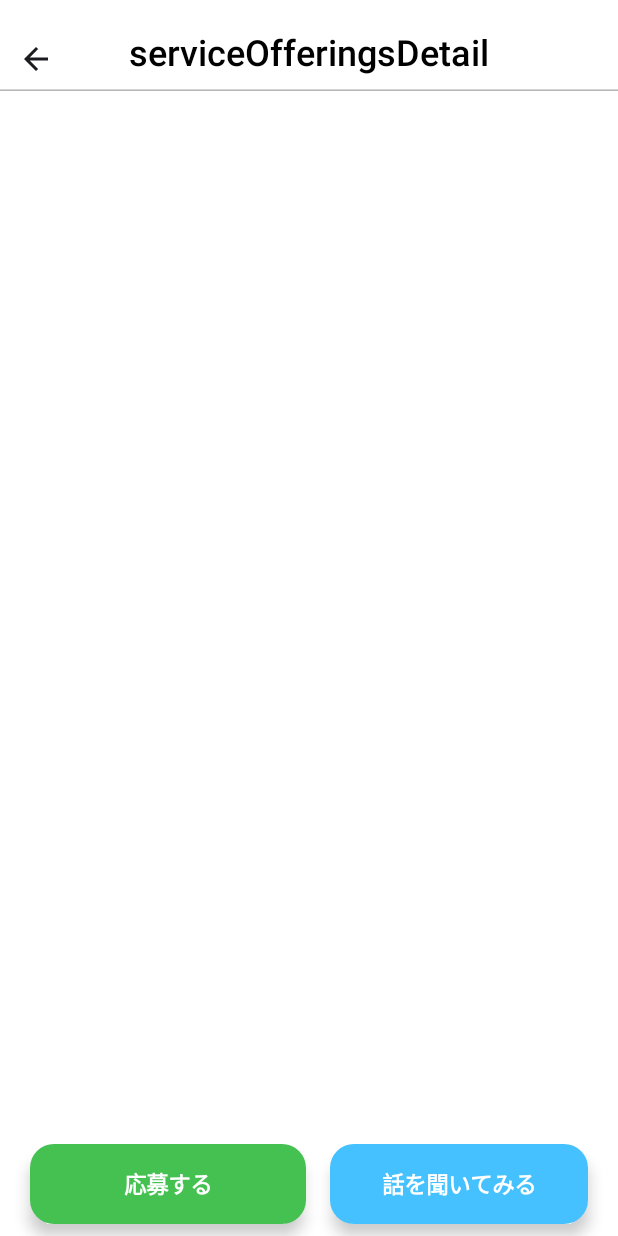
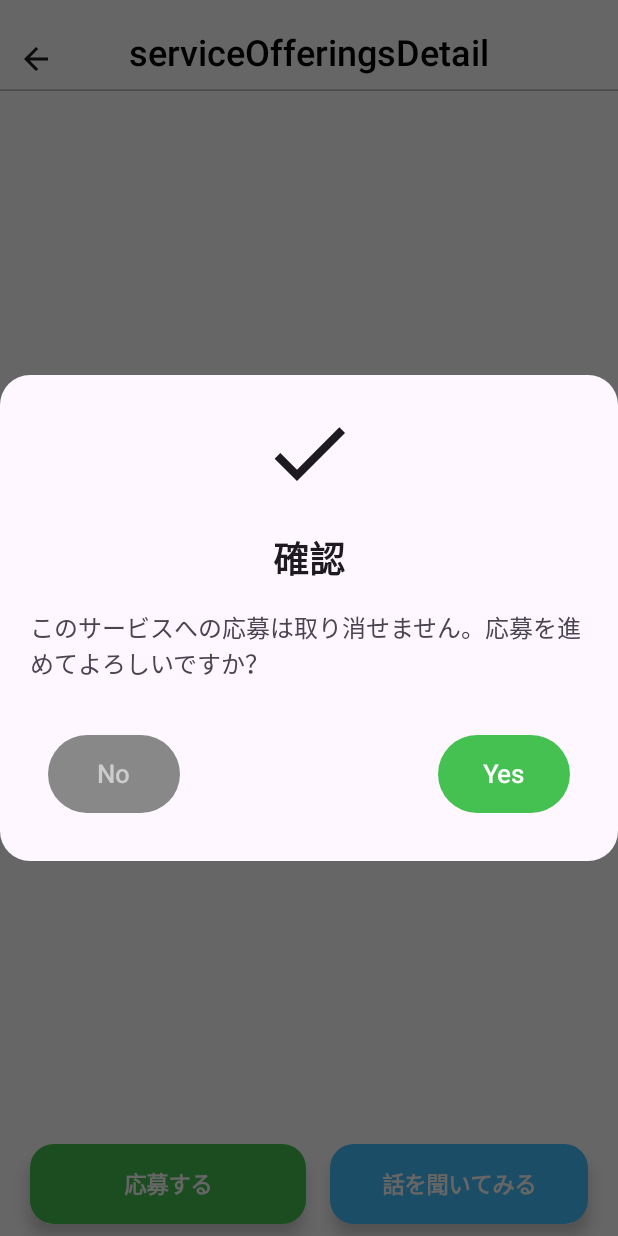
Before and after one commit to REOysd/nitidenWorker, an Android app built with Jetpack Compose: the ServiceOfferingsDetailViewingScreen screen opened through its navigation route, after a tap on "応募する", on a phone screen of 412 x 824 dp. Run offline under Robolectric (Android 15) with nearby library versions, the phone set to English and light mode, and no system bars; our stand-ins replace Firebase (no records; nobody signed in at launch, a user with empty details on screens opened directly), accompanist.

Commit message:
Profile + MyJob + application(15%)

```diff
--- a/app/src/main/java/jp/ac/jec/cm01xx/nitidenworker/compose/JobScreen/ServiceOfferingsDetailScreen/ServiceOfferingsDetailViewingScreen.kt
+++ b/app/src/main/java/jp/ac/jec/cm01xx/nitidenworker/compose/JobScreen/ServiceOfferingsDetailScreen/ServiceOfferingsDetailViewingScreen.kt
@@ -2,16 +2,8 @@ package jp.ac.jec.cm01xx.nitidenworker.compose.JobScreen.ServiceOfferingsDetailS
 
 import android.content.Context
 import android.graphics.Bitmap
-import android.util.Log
 import androidx.compose.animation.AnimatedContent
-import androidx.compose.animation.AnimatedVisibility
 import androidx.compose.animation.animateContentSize
-import androidx.compose.animation.expandVertically
-import androidx.compose.animation.fadeIn
-import androidx.compose.animation.fadeOut
-import androidx.compose.animation.shrinkVertically
-import androidx.compose.animation.togetherWith
-import androidx.compose.animation.with
 import androidx.compose.foundation.ExperimentalFoundationApi
 import androidx.compose.foundation.Image
 import androidx.compose.foundation.background
@@ -21,7 +13,6 @@ import androidx.compose.foundation.layout.Arrangement
 import androidx.compose.foundation.layout.Box
 import androidx.compose.foundation.layout.Column
 import androidx.compose.foundation.layout.Row
-import androidx.compose.foundation.layout.RowScope
 import androidx.compose.foundation.layout.Spacer
 import androidx.compose.foundation.layout.fillMaxSize
 import androidx.compose.foundation.layout.fillMaxWidth
@@ -39,31 +30,22 @@ import androidx.compose.foundation.shape.RoundedCornerShape
 import androidx.compose.foundation.verticalScroll
 import androidx.compose.material.icons.Icons
 import androidx.compose.material.icons.automirrored.filled.KeyboardArrowRight
-import androidx.compose.material.icons.automirrored.filled.Send
 import androidx.compose.material.icons.filled.Check
-import androidx.compose.material.icons.filled.Home
 import androidx.compose.material.icons.filled.PlayArrow
-import androidx.compose.material3.AlertDialog
 import androidx.compose.material3.Button
 import androidx.compose.material3.ButtonDefaults
 import androidx.compose.material3.Card
 import androidx.compose.material3.CardDefaults
 import androidx.compose.material3.CircularProgressIndicator
-import androidx.compose.material3.ExperimentalMaterial3Api
 import androidx.compose.material3.FloatingActionButton
 import androidx.compose.material3.Icon
 import androidx.compose.material3.IconButton
 import androidx.compose.material3.IconButtonDefaults
-import androidx.compose.material3.LinearProgressIndicator
 import androidx.compose.material3.MaterialTheme
-import androidx.compose.material3.OutlinedButton
 import androidx.compose.material3.Scaffold
 import androidx.compose.material3.Text
-import androidx.compose.material3.TextButton
 import androidx.compose.runtime.Composable
 import androidx.compose.runtime.LaunchedEffect
-import androidx.compose.runtime.State
-import androidx.compose.runtime.collectAsState
 import androidx.compose.runtime.getValue
 import androidx.compose.runtime.mutableStateOf
 import androidx.compose.runtime.remember
@@ -80,9 +62,9 @@ import androidx.compose.ui.graphics.asImageBitmap
 import androidx.compose.ui.layout.ContentScale
 import androidx.compose.ui.platform.LocalContext
 import androidx.compose.ui.res.painterResource
+import androidx.compose.ui.res.stringResource
 import androidx.compose.ui.text.font.FontWeight
 import androidx.compose.ui.text.style.TextAlign
-import androidx.compose.ui.tooling.preview.Preview
 import androidx.compose.ui.unit.dp
 import androidx.compose.ui.unit.sp
 import androidx.compose.ui.window.Dialog
@@ -95,7 +77,6 @@ import jp.ac.jec.cm01xx.nitidenworker.userDocument
 import kotlinx.coroutines.CoroutineScope
 import kotlinx.coroutines.Dispatchers
 import kotlinx.coroutines.delay
-import kotlinx.coroutines.flow.StateFlow
 import kotlinx.coroutines.launch
 import kotlinx.coroutines.withContext
 
@@ -116,7 +97,7 @@ fun ServiceOfferingsDetailViewingScreen(
 ){
     val scope = rememberCoroutineScope()
     val context = LocalContext.current
-    var confirmDialog by rememberSaveable { mutableStateOf(false) }
+    var isShowConfirmDialog by rememberSaveable { mutableStateOf(false) }
     val selectedImageAndMovie = serviceOfferingData?.let {
         it.selectImages + it.selectMovies
     }?: emptyList()
@@ -142,7 +123,7 @@ fun ServiceOfferingsDetailViewingScreen(
         bottomBar = {
             if(uid != serviceOfferingData?.thisUid){
                 NavigateFloatingActionButtonOnViewing(
-                    changeConfirmDialog = {confirmDialog = it}
+                    changeConfirmDialog = {isShowConfirmDialog = it}
                 )
             }
         }
@@ -226,10 +207,11 @@ fun ServiceOfferingsDetailViewingScreen(
                 )
             }
 
-            if(confirmDialog){
-                Dialog(onDismissRequest = { confirmDialog = false }) {
-
-                }
+            if(isShowConfirmDialog){
+                ConfirmDialog(
+                    onDismiss = {isShowConfirmDialog = false},
+                    onConfirm = {isShowConfirmDialog = false},
+                )
             }
         }
     }
@@ -574,3 +556,116 @@ fun NavigateFloatingActionButtonOnViewing(
         }
     }
 }
+
+@Composable
+fun ConfirmDialog(
+    onDismiss: () -> Unit,
+    onConfirm: () -> Unit,
+) {
+    var showConfirmation by remember { mutableStateOf(false) }
+    val scope = rememberCoroutineScope()
+
+    Dialog(
+        onDismissRequest = onDismiss
+    ) {
+        Card(
+            modifier = Modifier
+                .fillMaxWidth()
+                .animateContentSize(),
+            shape = RoundedCornerShape(20.dp),
+            colors = CardDefaults.cardColors(
+                containerColor = MaterialTheme.colorScheme.surface,
+            )
+        ) {
+            Column(
+                modifier = Modifier
+                    .fillMaxWidth()
+                    .padding(20.dp),
+                horizontalAlignment = Alignment.CenterHorizontally
+            ) {
+                Icon(
+                    imageVector = Icons.Default.Check,
+                    contentDescription = stringResource(id = R.string.IconDescriptionOnConfirmDialog),
+                    modifier = Modifier
+                        .size(64.dp)
+                )
+                Spacer(modifier = Modifier.height(20.dp))
+
+                Text(
+                    text = stringResource(id = R.string.TitleOnConfirmDialog),
+                    fontSize = 24.sp,
+                    fontWeight = FontWeight.Bold,
+                    color = MaterialTheme.colorScheme.onSurface
+                )
+                Spacer(modifier = Modifier.height(16.dp))
+
+                Text(
+                    text = stringResource(id = R.string.SubTextOnConfirmDialog),
+                    fontSize = 16.sp,
+                    color = MaterialTheme.colorScheme.onSurfaceVariant
+                )
+                Spacer(modifier = Modifier.height(36.dp))
+
+                Row(
+                    modifier = Modifier
+                        .padding(horizontal = 12.dp)
+                        .fillMaxWidth(),
+                    horizontalArrangement = Arrangement.End
+                ) {
+                    Button(
+                        onClick = onDismiss,
+                        colors = ButtonDefaults.buttonColors(
+                            containerColor = Color.Gray
+                            ),
+                        modifier = Modifier
+                            .width(88.dp)
+                            .height(52.dp)
+                    ) {
+                        Text(
+                            stringResource(id = R.string.cancelButtonTextOnConfirmDialog),
+                            color = Color.LightGray,
+                            fontSize = 17.sp
+                            )
+                    }
+                    Spacer(modifier = Modifier.weight(1f))
+
+                    Button(
+                        onClick = {
+                            scope.launch {
+                                showConfirmation = true
+                                delay(600)
+                                onConfirm()
+                                showConfirmation = false
+                            }
+                        },
+                        colors = ButtonDefaults.buttonColors(
+                            containerColor = Color(0xFF45c152)
+                        ),
+                        modifier = Modifier
+                            .width(88.dp)
+                            .height(52.dp)
+                    ) {
+                        AnimatedContent(
+                            targetState = showConfirmation
+                        ) { isConfirmed ->
+                            if (isConfirmed) {
+                                Icon(
+                                    imageVector = Icons.Default.Check,
+                                    contentDescription = "Confirmed",
+                                    tint = Color.White
+                                )
+                            } else {
+                                Text(
+                                    stringResource(id = R.string.confirmButtonTextOnConfirmDialog),
+                                    fontSize = 17.sp
+                                )
+                            }
+                        }
+                    }
+                }
+
+                Spacer(modifier = Modifier.height(12.dp))
+            }
+        }
+    }
+}
--- a/app/src/main/res/values/colors.xml
+++ b/app/src/main/res/values/colors.xml
@@ -7,4 +7,5 @@
     <color name="teal_700">#FF018786</color>
     <color name="black">#FF000000</color>
     <color name="white">#FFFFFFFF</color>
+    <color name="nitidenGreen">#FF45c152</color>
 </resources>
--- a/app/src/main/res/values/strings.xml
+++ b/app/src/main/res/values/strings.xml
@@ -11,4 +11,11 @@
         ＜例＞https://github.com/REOysd\n
         ＜例＞https://x.com/7qT59sJGCPLRkUA
     </string>
+    <string name="IconDescriptionOnConfirmDialog">Confirmation icon</string>
+    <string name="TitleOnConfirmDialog">確認</string>
+    <string name="SubTextOnConfirmDialog">
+        このサービスへの応募は取り消せません。応募を進めてよろしいですか？
+    </string>
+    <string name="cancelButtonTextOnConfirmDialog">No</string>
+    <string name="confirmButtonTextOnConfirmDialog">Yes</string>
 </resources>
```
